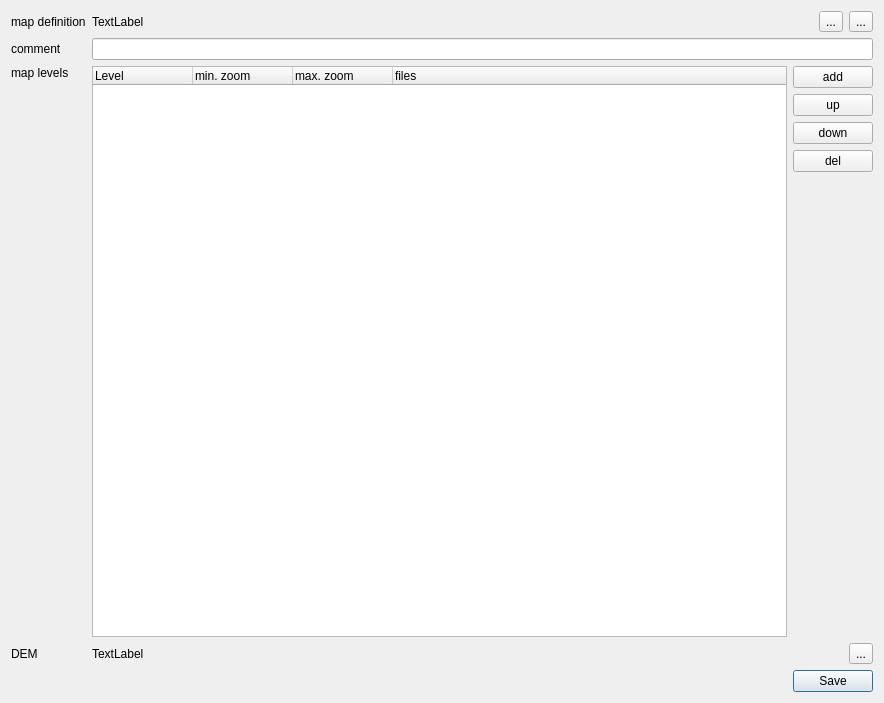
Qt form src/ICreateMapQMAP.ui (ntruchsess/QLandkarteGT) before a commit.
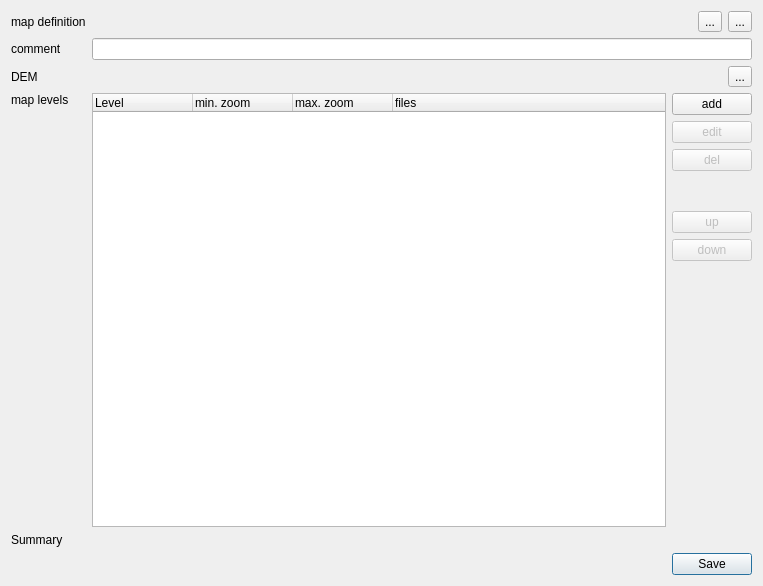
The same form after that commit.

The edit to the form file:
```diff
--- a/src/ICreateMapQMAP.ui
+++ b/src/ICreateMapQMAP.ui
@@ -5,8 +5,8 @@
    <rect>
     <x>0</x>
     <y>0</y>
-    <width>884</width>
-    <height>703</height>
+    <width>763</width>
+    <height>586</height>
    </rect>
   </property>
   <property name="windowTitle" >
@@ -27,7 +27,7 @@
        <item>
         <widget class="QLabel" name="labelCurrentMap" >
          <property name="text" >
-          <string>TextLabel</string>
+          <string/>
          </property>
         </widget>
        </item>
@@ -58,6 +58,34 @@
       <widget class="QLineEdit" name="lineEdit" />
      </item>
      <item row="2" column="0" >
+      <widget class="QLabel" name="label_4" >
+       <property name="text" >
+        <string>DEM</string>
+       </property>
+      </widget>
+     </item>
+     <item row="2" column="1" >
+      <layout class="QHBoxLayout" >
+       <item>
+        <widget class="QLabel" name="labelDEMData" >
+         <property name="text" >
+          <string/>
+         </property>
+        </widget>
+       </item>
+       <item>
+        <widget class="QToolButton" name="toolAddDEM" >
+         <property name="toolTip" >
+          <string>Add file for Digital Eleveation Model.</string>
+         </property>
+         <property name="text" >
+          <string>...</string>
+         </property>
+        </widget>
+       </item>
+      </layout>
+     </item>
+     <item row="3" column="0" >
       <widget class="QLabel" name="label_3" >
        <property name="text" >
         <string>map levels</string>
@@ -67,10 +95,10 @@
        </property>
       </widget>
      </item>
-     <item row="2" column="1" >
+     <item row="3" column="1" >
       <layout class="QHBoxLayout" >
        <item>
-        <widget class="QTreeWidget" name="treeWidget" >
+        <widget class="QTreeWidget" name="treeLevels" >
          <column>
           <property name="text" >
            <string>Level</string>
@@ -96,28 +124,27 @@
        <item>
         <layout class="QVBoxLayout" >
          <item>
-          <widget class="QPushButton" name="pushButton" >
+          <widget class="QPushButton" name="pushAdd" >
            <property name="text" >
             <string>add</string>
            </property>
           </widget>
          </item>
          <item>
-          <widget class="QPushButton" name="pushButton_2" >
-           <property name="text" >
-            <string>up</string>
+          <widget class="QPushButton" name="pushEdit" >
+           <property name="enabled" >
+            <bool>false</bool>
            </property>
-          </widget>
-         </item>
-         <item>
-          <widget class="QPushButton" name="pushButton_3" >
            <property name="text" >
-            <string>down</string>
+            <string>edit</string>
            </property>
           </widget>
          </item>
          <item>
-          <widget class="QPushButton" name="pushButton_4" >
+          <widget class="QPushButton" name="pushDel" >
+           <property name="enabled" >
+            <bool>false</bool>
+           </property>
            <property name="text" >
             <string>del</string>
            </property>
@@ -136,34 +163,65 @@
            </property>
           </spacer>
          </item>
+         <item>
+          <widget class="QPushButton" name="pushUp" >
+           <property name="enabled" >
+            <bool>false</bool>
+           </property>
+           <property name="text" >
+            <string>up</string>
+           </property>
+          </widget>
+         </item>
+         <item>
+          <widget class="QPushButton" name="pushDown" >
+           <property name="enabled" >
+            <bool>false</bool>
+           </property>
+           <property name="text" >
+            <string>down</string>
+           </property>
+          </widget>
+         </item>
+         <item>
+          <spacer>
+           <property name="orientation" >
+            <enum>Qt::Vertical</enum>
+           </property>
+           <property name="sizeHint" >
+            <size>
+             <width>75</width>
+             <height>271</height>
+            </size>
+           </property>
+          </spacer>
+         </item>
         </layout>
        </item>
       </layout>
      </item>
-     <item row="3" column="0" >
-      <widget class="QLabel" name="label_4" >
+     <item row="4" column="0" >
+      <widget class="QLabel" name="label_5" >
        <property name="text" >
-        <string>DEM</string>
+        <string>Summary</string>
+       </property>
+       <property name="alignment" >
+        <set>Qt::AlignLeading|Qt::AlignLeft|Qt::AlignTop</set>
        </property>
       </widget>
      </item>
-     <item row="3" column="1" >
-      <layout class="QHBoxLayout" >
-       <item>
-        <widget class="QLabel" name="label_5" >
-         <property name="text" >
-          <string>TextLabel</string>
-         </property>
-        </widget>
-       </item>
-       <item>
-        <widget class="QToolButton" name="toolButton" >
-         <property name="text" >
-          <string>...</string>
-         </property>
-        </widget>
-       </item>
-      </layout>
+     <item row="4" column="1" >
+      <widget class="QLabel" name="labelSummary" >
+       <property name="text" >
+        <string/>
+       </property>
+       <property name="alignment" >
+        <set>Qt::AlignLeading|Qt::AlignLeft|Qt::AlignTop</set>
+       </property>
+       <property name="wordWrap" >
+        <bool>true</bool>
+       </property>
+      </widget>
      </item>
     </layout>
    </item>
```
Left out of the diff: 10 changed lines with no effect on the pictures.
